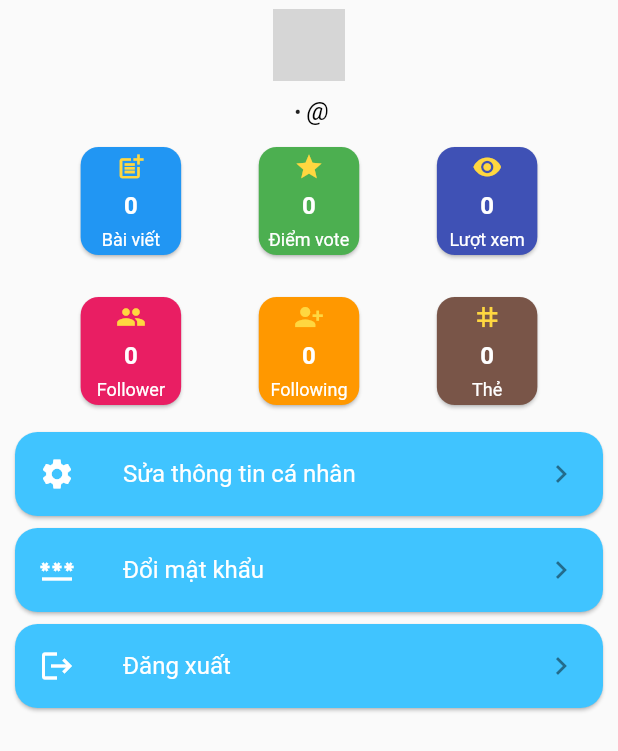
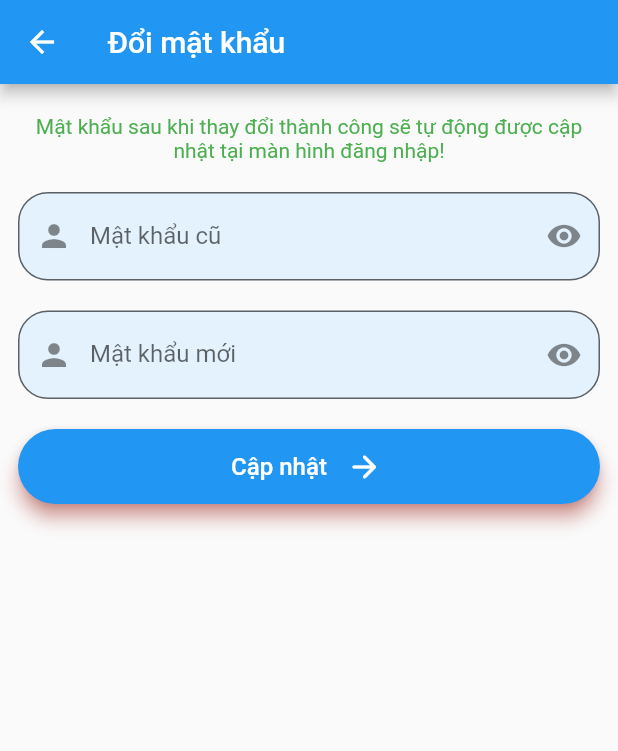
Before and after one commit to VinhVIP/ITNews-App, a Flutter app: the ProfilePage widget shown alone on an empty page, opened directly, after a tap on "Đổi mật khẩu", on a phone screen of 412 x 824 dp. Shown: the top 751 px of the screen. Run offline on Flutter 3.47's test engine with Material 2 defaults, Android fonts, the phone set to English and light mode, and no system bars; our stand-ins replace badges, bloc, cached_network_image, equatable, expandable, flutter_bloc and 5 more; missing offline and left inert: avatar_view, markdown_widget, scroll_navigation; accounts and stored records are empty; network calls fail; grey boxes are pictures that could not be loaded.

Commit message:
đổi mật khẩu

```diff
--- /dev/null
+++ b/lib/logic/change_password/bloc/change_password_bloc.dart
@@ -0,0 +1,33 @@
+import 'dart:convert';
+
+import 'package:bloc/bloc.dart';
+import 'package:equatable/equatable.dart';
+import 'package:it_news/data/repositories/account_repository.dart';
+
+part 'change_password_event.dart';
+part 'change_password_state.dart';
+
+class ChangePasswordBloc
+    extends Bloc<ChangePasswordEvent, ChangePasswordState> {
+  final AccountRepository accountRepository;
+  ChangePasswordBloc({
+    required this.accountRepository,
+  }) : super(const ChangePasswordState()) {
+    on<ChangePasswordEvent>(_onChangePassword);
+  }
+
+  Future<void> _onChangePassword(
+      ChangePasswordEvent event, Emitter<ChangePasswordState> emit) async {
+    emit(state.copyWith(status: ChangePasswordStatus.loading));
+    final response =
+        await accountRepository.changePassword(event.oldPass, event.newPass);
+    final body = json.decode(response.body);
+    if (response.statusCode == 200) {
+      emit(state.copyWith(
+          message: body['message'], status: ChangePasswordStatus.success));
+    } else {
+      emit(state.copyWith(
+          message: body['message'], status: ChangePasswordStatus.failure));
+    }
+  }
+}
--- /dev/null
+++ b/lib/logic/change_password/bloc/change_password_event.dart
@@ -0,0 +1,11 @@
+part of 'change_password_bloc.dart';
+
+class ChangePasswordEvent extends Equatable {
+  final String oldPass;
+  final String newPass;
+
+  const ChangePasswordEvent({required this.oldPass, required this.newPass});
+
+  @override
+  List<Object> get props => [oldPass, newPass];
+}
--- /dev/null
+++ b/lib/logic/change_password/bloc/change_password_state.dart
@@ -0,0 +1,26 @@
+part of 'change_password_bloc.dart';
+
+enum ChangePasswordStatus { loading, success, failure }
+
+class ChangePasswordState extends Equatable {
+  final String message;
+  final ChangePasswordStatus status;
+
+  const ChangePasswordState({
+    this.message = "",
+    this.status = ChangePasswordStatus.success,
+  });
+
+  @override
+  List<Object> get props => [message, status];
+
+  ChangePasswordState copyWith({
+    String? message,
+    ChangePasswordStatus? status,
+  }) {
+    return ChangePasswordState(
+      message: message ?? "",
+      status: status ?? this.status,
+    );
+  }
+}
--- a/lib/presentation/router/app_router.dart
+++ b/lib/presentation/router/app_router.dart
@@ -2,6 +2,7 @@ import 'package:flutter/material.dart';
 import 'package:it_news/app.dart';
 import 'package:it_news/core/exceptions/route_exception.dart';
 import 'package:it_news/data/models/post_full.dart';
+import 'package:it_news/presentation/screens/change_password/change_password_page.dart';
 import 'package:it_news/presentation/screens/home/home_page.dart';
 import 'package:it_news/presentation/screens/login/login_page.dart';
 import 'package:it_news/presentation/screens/post_detail/post_page.dart';
@@ -16,6 +17,7 @@ class AppRouter {
   static const String login = '/login';
   static const String signup = '/signup';
   static const String forgotPass = '/forgotpass';
+  static const String changePass = '/changepass';
   static const String profile = '/profile';
   static const String post = '/post';
 
@@ -38,6 +40,8 @@ class AppRouter {
         return SlideRightRoute(widget: PostPage(post: args));
       case profile:
         return SlideRightRoute(widget: const ProfileEditPage());
+      case changePass:
+        return SlideRightRoute(widget: const ChangePasswordPage());
       default:
         throw const RouteException('Route not found!');
     }
--- /dev/null
+++ b/lib/presentation/screens/change_password/change_password_page.dart
@@ -0,0 +1,211 @@
+import 'package:flutter/material.dart';
+import 'package:flutter_bloc/flutter_bloc.dart';
+import 'package:it_news/core/utils/utils.dart';
+import 'package:it_news/data/repositories/account_repository.dart';
+import 'package:it_news/logic/change_password/bloc/change_password_bloc.dart';
+import 'package:http/http.dart' as http;
+
+class ChangePasswordPage extends StatelessWidget {
+  const ChangePasswordPage({Key? key}) : super(key: key);
+
+  @override
+  Widget build(BuildContext context) {
+    return BlocProvider(
+      create: (_) => ChangePasswordBloc(
+        accountRepository: AccountRepository(
+          httpClient: http.Client(),
+        ),
+      ),
+      child: const ChangePassword(),
+    );
+  }
+}
+
+class ChangePassword extends StatefulWidget {
+  const ChangePassword({Key? key}) : super(key: key);
+
+  @override
+  _ChangePasswordState createState() => _ChangePasswordState();
+}
+
+class _ChangePasswordState extends State<ChangePassword> {
+  final TextEditingController oldPassController = TextEditingController();
+  final TextEditingController newPassController = TextEditingController();
+
+  bool _isOldPassObscure = true;
+  bool _isNewPassObscure = true;
+
+  @override
+  void initState() {
+    super.initState();
+  }
+
+  @override
+  void dispose() {
+    oldPassController.dispose();
+    newPassController.dispose();
+    super.dispose();
+  }
+
+  @override
+  Widget build(BuildContext context) {
+    return Scaffold(
+      appBar: AppBar(
+        title: const Text("Đổi mật khẩu"),
+      ),
+      body: BlocConsumer<ChangePasswordBloc, ChangePasswordState>(
+        listenWhen: (previous, current) {
+          return current.message.isNotEmpty;
+        },
+        listener: (context, state) {
+          Utils.showMessageDialog(
+            context: context,
+            title: 'Thông báo',
+            content: state.message,
+          );
+        },
+        builder: (context, state) {
+          return ListView(
+            padding: const EdgeInsets.symmetric(horizontal: 12, vertical: 20),
+            children: [
+              const Text(
+                "Mật khẩu sau khi thay đổi thành công sẽ tự động được cập nhật tại màn hình đăng nhập!",
+                style: TextStyle(
+                  color: Colors.green,
+                ),
+                textAlign: TextAlign.center,
+              ),
+              const SizedBox(height: 20),
+              _oldPassInput(),
+              const SizedBox(height: 20),
+              _newPassInput(),
+              const SizedBox(height: 20),
+              _updateButton(),
+            ],
+          );
+        },
+      ),
+    );
+  }
+
+  Widget _oldPassInput() {
+    return TextFormField(
+      controller: oldPassController,
+      obscureText: _isOldPassObscure,
+      decoration: InputDecoration(
+        fillColor: Colors.blue[50],
+        filled: true,
+        prefixIcon: const Icon(Icons.person),
+        suffixIcon: IconButton(
+          icon: Icon(
+            _isOldPassObscure ? Icons.visibility : Icons.visibility_off,
+          ),
+          onPressed: () {
+            setState(() {
+              _isOldPassObscure = !_isOldPassObscure;
+            });
+          },
+        ),
+        labelText: 'Mật khẩu cũ',
+        border: OutlineInputBorder(
+          borderRadius: BorderRadius.circular(20.0),
+          borderSide: const BorderSide(
+            color: Colors.white,
+          ),
+        ),
+      ),
+    );
+  }
+
+  Widget _newPassInput() {
+    return TextFormField(
+      controller: newPassController,
+      obscureText: _isNewPassObscure,
+      decoration: InputDecoration(
+        fillColor: Colors.blue[50],
+        filled: true,
+        prefixIcon: const Icon(Icons.person),
+        suffixIcon: IconButton(
+          icon: Icon(
+            _isNewPassObscure ? Icons.visibility : Icons.visibility_off,
+          ),
+          onPressed: () {
+            setState(() {
+              _isNewPassObscure = !_isNewPassObscure;
+            });
+          },
+        ),
+        labelText: 'Mật khẩu mới',
+        border: OutlineInputBorder(
+          borderRadius: BorderRadius.circular(20.0),
+          borderSide: const BorderSide(
+            color: Colors.white,
+          ),
+        ),
+      ),
+    );
+  }
+
+  Widget _updateButton() {
+    return BlocBuilder<ChangePasswordBloc, ChangePasswordState>(
+        builder: (context, state) {
+      return ElevatedButton(
+        style: ElevatedButton.styleFrom(
+          primary: Colors.blue,
+          onPrimary: Colors.white,
+          shadowColor: Colors.red,
+          elevation: 5,
+          shape: RoundedRectangleBorder(
+            borderRadius: BorderRadius.circular(32.0),
+          ),
+          minimumSize: const Size(200, 50),
+        ),
+        onPressed: () {
+          if (state.status == ChangePasswordStatus.loading) return;
+
+          BlocProvider.of<ChangePasswordBloc>(context).add(
+            ChangePasswordEvent(
+              oldPass: oldPassController.text,
+              newPass: newPassController.text,
+            ),
+          );
+        },
+        child: Wrap(
+          crossAxisAlignment: WrapCrossAlignment.center,
+          children: [
+            const Text(
+              'Cập nhật',
+              style: TextStyle(fontSize: 16),
+            ),
+            const SizedBox(
+              width: 10,
+            ),
+            _updateLoading(),
+          ],
+        ),
+      );
+    });
+  }
+
+  Widget _updateLoading() {
+    return BlocBuilder<ChangePasswordBloc, ChangePasswordState>(
+      buildWhen: (previous, current) => previous.status != current.status,
+      builder: (context, state) {
+        return state.status == ChangePasswordStatus.loading
+            ? const SizedBox(
+                width: 30,
+                height: 30,
+                child: CircularProgressIndicator(
+                  color: Colors.white,
+                  strokeWidth: 3.0,
+                ),
+              )
+            : const SizedBox(
+                width: 30,
+                height: 30,
+                child: Icon(Icons.arrow_forward_rounded),
+              );
+      },
+    );
+  }
+}
--- a/lib/presentation/screens/profile/profile_page.dart
+++ b/lib/presentation/screens/profile/profile_page.dart
@@ -107,7 +107,9 @@ class ProfilePage extends StatelessWidget {
         MenuItem(
           icon: Icons.password,
           title: "Đổi mật khẩu",
-          onPress: () {},
+          onPress: () {
+            Navigator.of(context).pushNamed(AppRouter.changePass);
+          },
         ),
         MenuItem(
           icon: Icons.logout,
```
Also changed, not shown: lib/data/repositories/account_repository.dart (+23 -0 lines).
